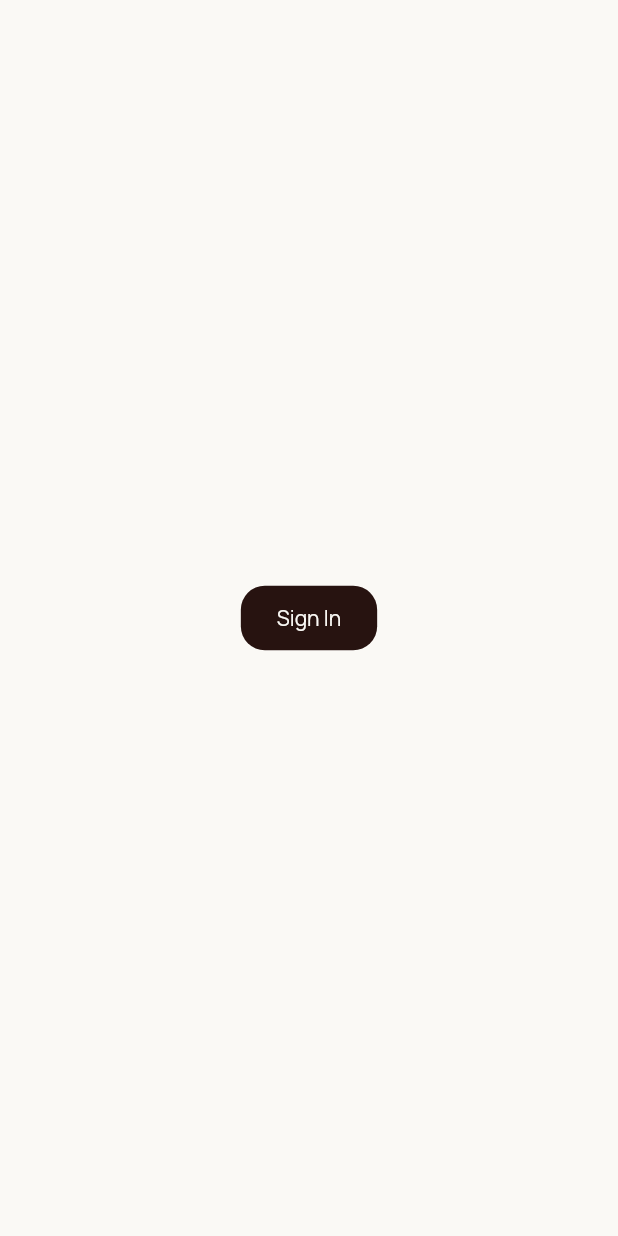
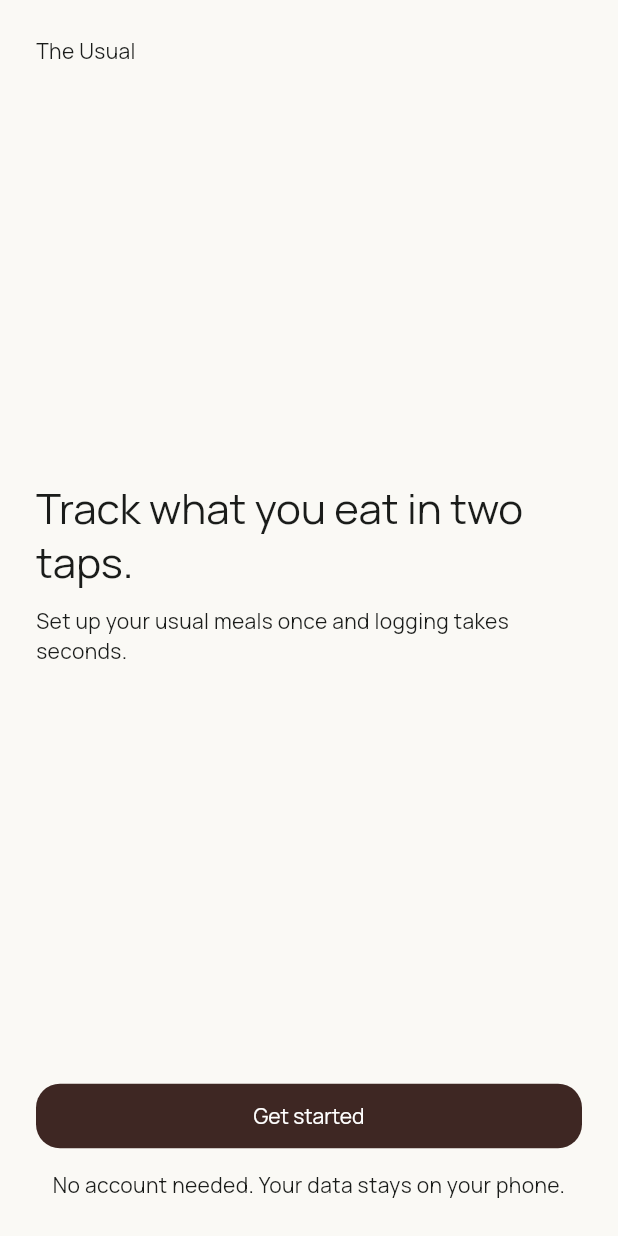
Before and after one commit to jacobs-team/the_usual, a Flutter app: the screen it shows after launch, on a phone screen of 412 x 824 dp. Run offline on Flutter 3.47's test engine with Material 3 defaults, Android fonts, the phone set to English and light mode, and no system bars; our stand-ins replace connectivity_plus, dio, flutter_bloc, flutter_cache_manager, flutter_secure_storage, freezed_annotation and 6 more; generated files the repository leaves out were written again.

Commit message:
WIP onboarding

```diff
--- a/lib/app/feature/feature.dart
+++ b/lib/app/feature/feature.dart
@@ -1,3 +1,4 @@
 export 'coffee/coffee.dart';
 export 'dev_tools/dev_tools.dart';
+export 'onboarding/onboarding.dart';
 export 'sign_in/view/sign_in_view.dart';
--- /dev/null
+++ b/lib/app/feature/onboarding/bloc/bloc.dart
@@ -0,0 +1 @@
+export 'onboarding_bloc.dart';
--- /dev/null
+++ b/lib/app/feature/onboarding/bloc/onboarding_bloc.dart
@@ -0,0 +1,68 @@
+import 'package:freezed_annotation/freezed_annotation.dart';
+import 'package:hydrated_bloc/hydrated_bloc.dart';
+import 'package:injectable/injectable.dart';
+
+part 'onboarding_bloc.freezed.dart';
+part 'onboarding_bloc.g.dart';
+
+/// {@template onboarding_bloc}
+/// A [HydratedBloc] that manages progress through the onboarding flow.
+/// {@endtemplate}
+@lazySingleton
+class OnboardingBloc extends HydratedBloc<OnboardingEvent, OnboardingState> {
+  /// {@macro onboarding_bloc}
+  OnboardingBloc() : super(const OnboardingState()) {
+    on<OnboardingEvent>(
+      (event, emit) => switch (event) {
+        GetStartedPressed() => _onGetStartedPressed(event, emit),
+      },
+    );
+  }
+
+  void _onGetStartedPressed(
+    GetStartedPressed event,
+    Emitter<OnboardingState> emit,
+  ) {
+    emit(state.copyWith(step: OnboardingStep.buildUsuals));
+  }
+
+  @override
+  OnboardingState fromJson(Map<String, dynamic> json) {
+    return OnboardingState.fromJson(json);
+  }
+
+  @override
+  Map<String, dynamic> toJson(OnboardingState state) {
+    return state.toJson();
+  }
+}
+
+@Freezed()
+sealed class OnboardingEvent with _$OnboardingEvent {
+  const factory OnboardingEvent.getStartedPressed() = GetStartedPressed;
+}
+
+/// {@template onboarding_state}
+/// State for the onboarding flow.
+/// {@endtemplate}
+@freezed
+abstract class OnboardingState with _$OnboardingState {
+  /// {@macro onboarding_state}
+  const factory OnboardingState({
+    @Default(OnboardingStep.welcome) OnboardingStep step,
+  }) = _OnboardingState;
+
+  factory OnboardingState.fromJson(Map<String, dynamic> json) =>
+      _$OnboardingStateFromJson(json);
+}
+
+/// The ordered steps of the onboarding flow.
+enum OnboardingStep {
+  welcome,
+  buildUsuals,
+  reminderStyle,
+  mealSchedule,
+  weightTracking,
+  firstLog,
+  complete,
+}
--- /dev/null
+++ b/lib/app/feature/onboarding/onboarding.dart
@@ -0,0 +1,2 @@
+export 'bloc/bloc.dart';
+export 'view/view.dart';
--- /dev/null
+++ b/lib/app/feature/onboarding/view/onboarding_view.dart
@@ -0,0 +1,30 @@
+import 'package:flutter/material.dart';
+import 'package:flutter_bloc/flutter_bloc.dart';
+import 'package:the_usual/app/core/dependencies/dependencies.dart';
+import 'package:the_usual/app/feature/onboarding/bloc/bloc.dart';
+import 'package:the_usual/app/feature/onboarding/view/welcome_view.dart';
+
+/// {@template onboarding_view}
+/// Hosts the onboarding flow, rendering the screen for the
+/// current [OnboardingStep].
+/// {@endtemplate}
+class OnboardingView extends StatelessWidget {
+  /// {@macro onboarding_view}
+  const OnboardingView({super.key});
+
+  @override
+  Widget build(BuildContext context) {
+    return BlocSelector<OnboardingBloc, OnboardingState, OnboardingStep>(
+      bloc: getIt<OnboardingBloc>(),
+      selector: (state) => state.step,
+      builder: (context, step) {
+        return switch (step) {
+          OnboardingStep.welcome => const WelcomeView(),
+          _ => Scaffold(
+            body: Center(child: Text('TODO: ${step.name}')),
+          ),
+        };
+      },
+    );
+  }
+}
--- /dev/null
+++ b/lib/app/feature/onboarding/view/view.dart
@@ -0,0 +1,2 @@
+export 'onboarding_view.dart';
+export 'welcome_view.dart';
--- /dev/null
+++ b/lib/app/feature/onboarding/view/welcome_view.dart
@@ -0,0 +1,49 @@
+import 'package:flutter/material.dart';
+import 'package:the_usual/app/core/dependencies/dependencies.dart';
+import 'package:the_usual/app/feature/onboarding/bloc/bloc.dart';
+
+/// {@template welcome_view}
+/// First onboarding screen: value prop and a single CTA to start the flow.
+/// {@endtemplate}
+class WelcomeView extends StatelessWidget {
+  /// {@macro welcome_view}
+  const WelcomeView({super.key});
+
+  @override
+  Widget build(BuildContext context) {
+    return Scaffold(
+      body: SafeArea(
+        child: Padding(
+          padding: const EdgeInsets.all(24),
+          child: Column(
+            crossAxisAlignment: CrossAxisAlignment.stretch,
+            children: [
+              const Text('The Usual'),
+              const Spacer(),
+              Text(
+                'Track what you eat in two taps.',
+                style: Theme.of(context).textTheme.headlineMedium,
+              ),
+              const SizedBox(height: 12),
+              const Text(
+                'Set up your usual meals once and logging takes seconds.',
+              ),
+              const Spacer(),
+              FilledButton(
+                onPressed: () => getIt<OnboardingBloc>().add(
+                  const OnboardingEvent.getStartedPressed(),
+                ),
+                child: const Text('Get started'),
+              ),
+              const SizedBox(height: 12),
+              const Text(
+                'No account needed. Your data stays on your phone.',
+                textAlign: TextAlign.center,
+              ),
+            ],
+          ),
+        ),
+      ),
+    );
+  }
+}
--- a/lib/app/navigation/app_router.dart
+++ b/lib/app/navigation/app_router.dart
@@ -6,7 +6,6 @@ import 'package:go_router/go_router.dart';
 import 'package:injectable/injectable.dart';
 import 'package:the_usual/app/core/cubit/auth_cubit.dart';
 import 'package:the_usual/app/feature/feature.dart';
-import 'package:the_usual/app/navigation/navigation_wrapper.dart';
 import 'package:the_usual/app/navigation/routes.dart';
 import 'package:the_usual/l10n/l10n.dart';
 
@@ -22,22 +21,25 @@ class AppRouter {
   /// {@macro app_router}
   AppRouter(this._authCubit) {
     router = GoRouter(
-      initialLocation: Routes.coffee,
-      refreshListenable: _authCubit,
+      initialLocation: Routes.onboarding,
+      // refreshListenable: _authCubit,
       redirect: (context, state) {
-        final signedIn = _authCubit.state.signedIn;
-        final isSigningIn = state.uri.path.startsWith(Routes.signIn);
+        // final signedIn = _authCubit.state.signedIn;
+        // final isSigningIn = state.uri.path.startsWith(Routes.signIn);
+        // final isOnboarding = state.uri.path.startsWith(Routes.onboarding);
 
-        // If not signedIn and trying to access a protected route - Force
-        // signIn.
-        if (!signedIn && !isSigningIn) {
-          return Routes.signIn;
-        }
+        // if (isOnboarding) {
+        //   return null;
+        // }
 
-        // If signedIn and trying to access signIn -> Force coffee.
-        if (signedIn && isSigningIn) {
-          return Routes.coffee;
-        }
+        // if (!signedIn && !isSigningIn) {
+        //   return Routes.signIn;
+        // }
+
+        // If signedIn and trying to access signIn -> Force onboarding.
+        // if (signedIn && isSigningIn) {
+        //   return Routes.onboarding;
+        // }
 
         return null;
       },
@@ -52,40 +54,18 @@ class AppRouter {
 
   /// The list of top-level and nested Routes.
   static final List<RouteBase> routes = [
-    StatefulShellRoute.indexedStack(
-      branches: [
-        StatefulShellBranch(
-          routes: [
-            GoRoute(
-              path: Routes.coffee,
-              pageBuilder: (context, state) {
-                return const NoTransitionPage(
-                  child: CoffeeView(),
-                );
-              },
-            ),
-          ],
-        ),
-        StatefulShellBranch(
-          routes: [
-            GoRoute(
-              path: Routes.favorites,
-              pageBuilder: (context, state) {
-                return const NoTransitionPage(child: FavoritesView());
-              },
-            ),
-          ],
-        ),
-      ],
-      builder: (context, state, navigationShell) =>
-          NavigationWrapper(navigationShell: navigationShell),
-    ),
     GoRoute(
-      path: Routes.signIn,
+      path: Routes.onboarding,
       pageBuilder: (context, state) {
-        return const NoTransitionPage(child: SignInView());
+        return const NoTransitionPage(child: OnboardingView());
       },
     ),
+    // GoRoute(
+    //   path: Routes.signIn,
+    //   pageBuilder: (context, state) {
+    //     return const NoTransitionPage(child: SignInView());
+    //   },
+    // ),
     if (kDebugMode)
       GoRoute(
         path: Routes.devTools,
--- a/lib/app/navigation/routes.dart
+++ b/lib/app/navigation/routes.dart
@@ -10,8 +10,9 @@ import 'package:the_usual/app/navigation/navigation.dart';
 /// They also will be shown in the Url bar on web.
 /// {@endtemplate}
 abstract class Routes {
-  static const String coffee = '/coffee';
-  static const String favorites = '/favorites';
-  static const String signIn = '/sign-in';
+  // static const String coffee = '/coffee';
+  static const String onboarding = '/onboarding';
+  // static const String favorites = '/favorites';
+  // static const String signIn = '/sign-in';
   static const String devTools = '/dev-tools';
 }
```
Also changed, not shown: lib/app/core/dependencies/dependencies.config.dart, lib/app/feature/onboarding/bloc/onboarding_bloc.freezed.dart (added), lib/app/feature/onboarding/bloc/onboarding_bloc.g.dart (added), 5 other files.
